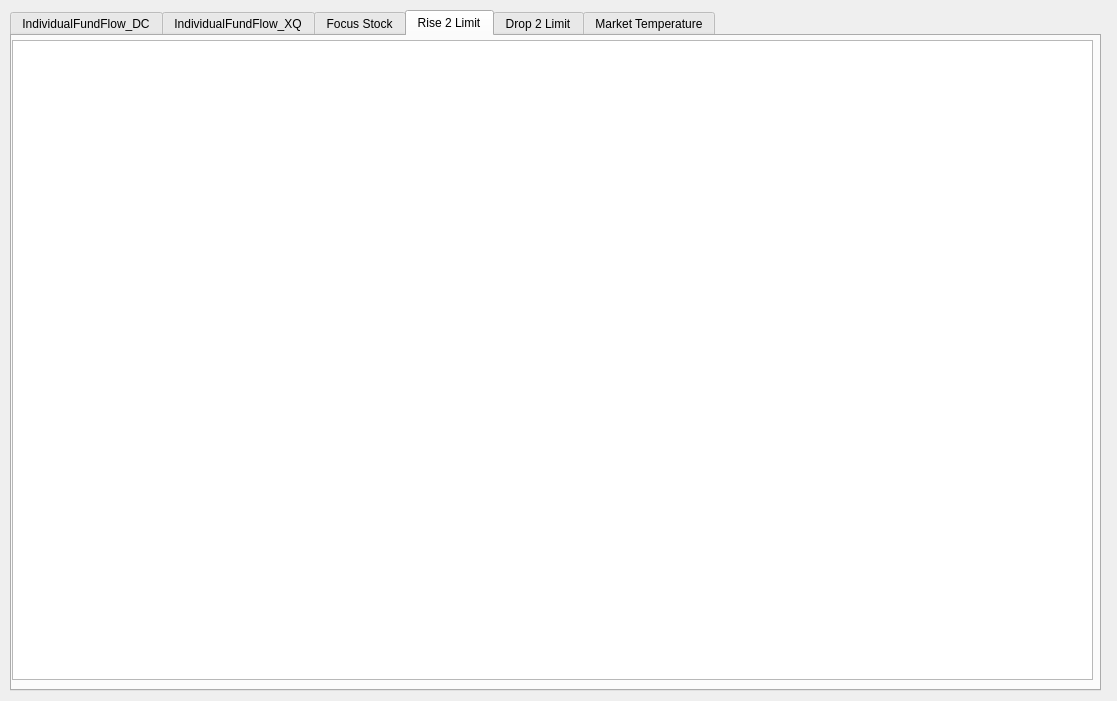
Ruffia/ADRHis, file StockTip/form.ui: the form before one commit.
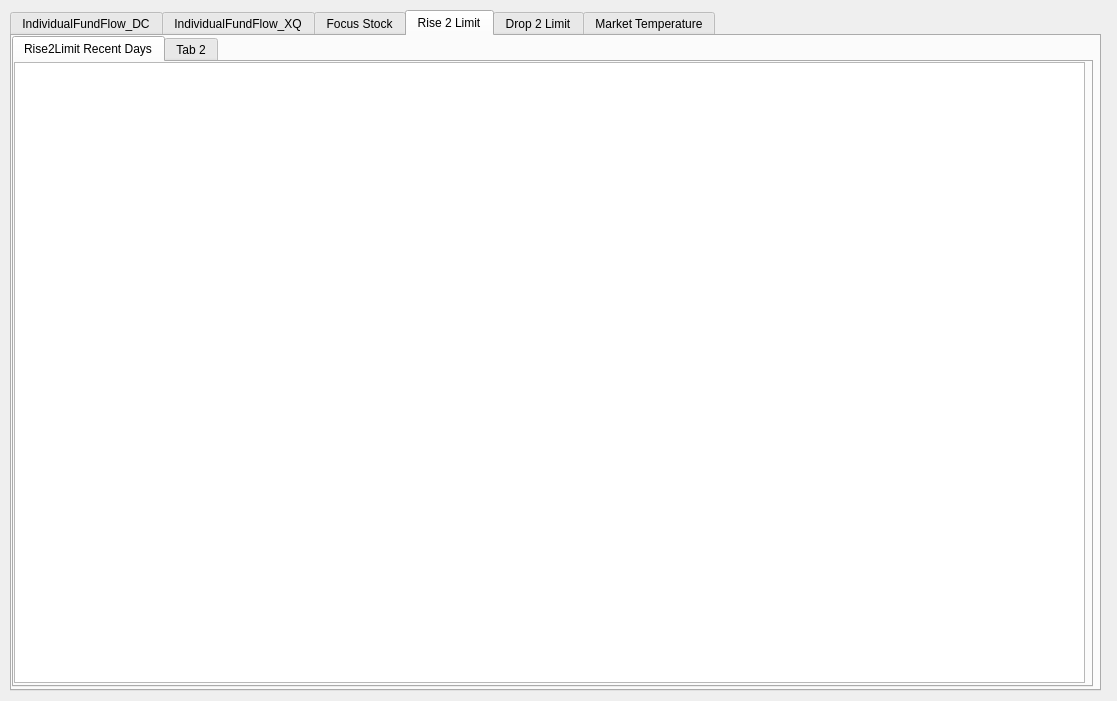
The form after the commit. The open tabs and pages were chosen to show the change.

Commit message: 修改UI

The edit to the form file:
```diff
--- a/StockTip/form.ui
+++ b/StockTip/form.ui
@@ -84,15 +84,35 @@
     <attribute name="title">
      <string>Rise 2 Limit</string>
     </attribute>
-    <widget class="QTableView" name="m_tableViewRise2Limit">
+    <widget class="QTabWidget" name="m_tabWidgetRise2LimitRecentDays">
      <property name="geometry">
       <rect>
        <x>0</x>
-       <y>4</y>
+       <y>0</y>
        <width>1081</width>
-       <height>640</height>
+       <height>651</height>
       </rect>
      </property>
+     <widget class="QWidget" name="m_tabRise2LimitRecentDays">
+      <attribute name="title">
+       <string>Rise2Limit Recent Days</string>
+      </attribute>
+      <widget class="QTableView" name="m_tableViewRise2Limit">
+       <property name="geometry">
+        <rect>
+         <x>0</x>
+         <y>0</y>
+         <width>1071</width>
+         <height>621</height>
+        </rect>
+       </property>
+      </widget>
+     </widget>
+     <widget class="QWidget" name="tab_2">
+      <attribute name="title">
+       <string>Tab 2</string>
+      </attribute>
+     </widget>
     </widget>
    </widget>
    <widget class="QWidget" name="m_tabDrop2Limit">
```
Left out of the diff: 2 changed lines with no effect on the pictures. The commit also changes 2 other files.
